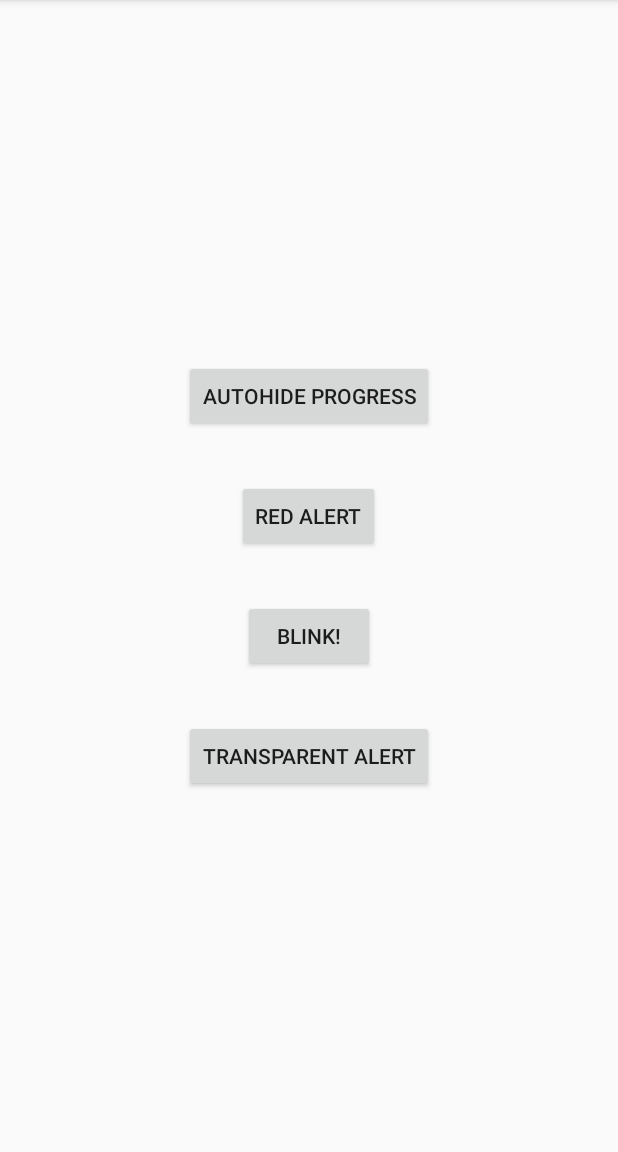
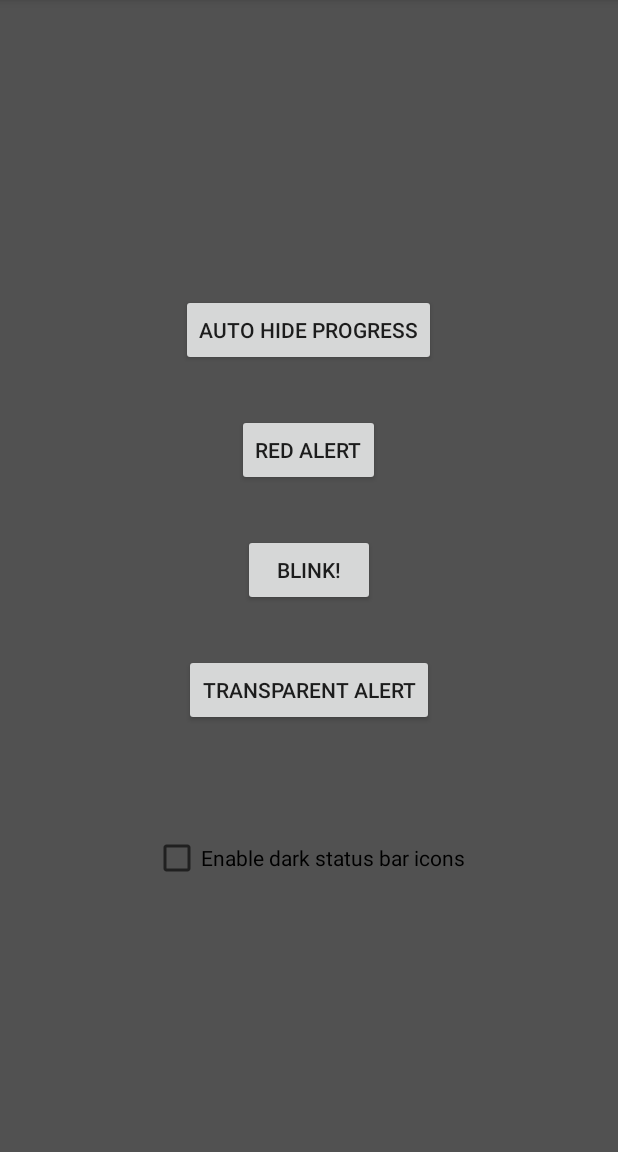
Before and after one commit to fede87/StatusBarAlert, an Android app: the screen it shows after launch (MainActivity), after a tap on "TRANSPARENT ALERT", on a phone screen of 412 x 824 dp, the part 84-1236 px from its top. Run offline under Robolectric (Android 15) with nearby library versions, the phone set to English and light mode, and no system bars; Roboto replaces fonts that are not available here; 2 statements that could not run were skipped.

Commit message:
Add showcase of change text and progress bar colors, add switch to test on api > 21 alert usage with  SYSTEM_UI_FLAG_LIGHT_STATUS_BAR

```diff
--- a/app/src/main/java/com/fede987/statusbaralert/app/MainActivity.kt
+++ b/app/src/main/java/com/fede987/statusbaralert/app/MainActivity.kt
@@ -1,13 +1,19 @@
 package com.fede987.statusbaralert.app
 
 import android.graphics.Typeface
-import androidx.appcompat.app.AppCompatActivity
+import android.os.Build
 import android.os.Bundle
 import android.os.Handler
+import android.view.View
 import android.widget.Toast
+import androidx.appcompat.app.AppCompatActivity
 import com.fede987.statusbaralert.StatusBarAlert
 import com.fede987.statusbaralert.StatusBarAlertView
-import kotlinx.android.synthetic.main.activity_main.*
+import kotlinx.android.synthetic.main.activity_main.button1
+import kotlinx.android.synthetic.main.activity_main.button2
+import kotlinx.android.synthetic.main.activity_main.button3
+import kotlinx.android.synthetic.main.activity_main.button4
+import kotlinx.android.synthetic.main.activity_main.dark_status_checkbox
 
 class MainActivity : AppCompatActivity() {
 
@@ -40,6 +46,12 @@ class MainActivity : AppCompatActivity() {
     }
 
     private fun setupButtons() {
+        if (Build.VERSION.SDK_INT >= Build.VERSION_CODES.M) {
+            dark_status_checkbox.setOnCheckedChangeListener { button, checked ->
+                if (checked) window.decorView.systemUiVisibility = window.decorView.systemUiVisibility or View.SYSTEM_UI_FLAG_LIGHT_STATUS_BAR
+                else window.decorView.systemUiVisibility = window.decorView.systemUiVisibility and View.SYSTEM_UI_FLAG_LIGHT_STATUS_BAR.inv()
+            }
+        } else dark_status_checkbox.visibility = View.GONE
 
         button1.setOnClickListener {
 
@@ -50,6 +62,8 @@ class MainActivity : AppCompatActivity() {
                     .withText("autohide!")
                     .withTypeface(typeface!!)
                     .withAlertColor(R.color.colorAccent)
+                    .withIndeterminateProgressBarColor(R.color.colorPrimary)
+                    .withTextColor(R.color.colorPrimary)
                     .build()
 
             handler.postDelayed({
@@ -78,6 +92,8 @@ class MainActivity : AppCompatActivity() {
                     .withText("RED ALERT!")
                     .withTypeface(typeface!!)
                     .withAlertColor(R.color.red)
+                    .withTextColor(R.color.colorPrimaryDark)
+                    .withIndeterminateProgressBarColor(R.color.colorPrimaryDark)
                     .build()
 
             handler.postDelayed({
@@ -92,26 +108,28 @@ class MainActivity : AppCompatActivity() {
             StatusBarAlert.Builder(
                     this@MainActivity)
                     .autoHide(true)
-                    .withDuration(100)
+                    .withDuration(400)
                     .showProgress(false)
                     .withText("BLINK!")
                     .withTypeface(typeface!!)
                     .withAlertColor(R.color.green)
+                    .withTextColor(R.color.colorAccent)
+                    .withIndeterminateProgressBarColor(R.color.colorAccent)
                     .build()
 
         }
 
         button4.setOnClickListener {
 
-            // transparent alert effect is achieved using default status bar background color
-
             StatusBarAlert.Builder(
                     this@MainActivity)
                     .autoHide(true)
-                    .withDuration(500)
+                    .withDuration(2000)
                     .showProgress(false)
                     .withText("transparent alert!")
-                    .withAlertColor(R.color.colorPrimaryDark)
+                    .withAlertColor(android.R.color.transparent)
+                    .withTextColor(R.color.colorAccent)
+                    .withIndeterminateProgressBarColor(R.color.colorAccent)
                     .withTypeface(typeface!!)
                     .build()
         }
--- a/app/src/main/res/layout/activity_main.xml
+++ b/app/src/main/res/layout/activity_main.xml
@@ -1,6 +1,7 @@
 <?xml version="1.0" encoding="utf-8"?>
 <androidx.constraintlayout.widget.ConstraintLayout xmlns:android="http://schemas.android.com/apk/res/android"
     android:layout_width="match_parent"
+    android:background="#515151"
     android:layout_height="match_parent">
 
     <LinearLayout
@@ -12,29 +13,36 @@
 
         <Button
             android:layout_margin="16dp"
-            android:text="Autohide progress"
+            android:text="@string/auto_hide_progress"
             android:id="@+id/button1"
             android:layout_width="wrap_content"
             android:layout_height="wrap_content" />
 
         <Button
             android:layout_margin="16dp"
-            android:text="Red alert"
+            android:text="@string/red_alert"
             android:id="@+id/button2"
             android:layout_width="wrap_content"
             android:layout_height="wrap_content" />
 
         <Button
             android:layout_margin="16dp"
-            android:text="BLINK!"
+            android:text="@string/blink"
             android:id="@+id/button3"
             android:layout_width="wrap_content"
             android:layout_height="wrap_content" />
 
         <Button
             android:layout_margin="16dp"
-            android:text="Transparent alert"
+            android:text="@string/transparent_alert"
             android:id="@+id/button4"
+            android:layout_width="wrap_content"
+            android:layout_height="wrap_content" />
+
+        <CheckBox
+            android:id="@+id/dark_status_checkbox"
+            android:text="@string/enable_dark_status_bar_icons"
+            android:layout_marginTop="56dp"
             android:layout_width="wrap_content"
             android:layout_height="wrap_content" />
 
--- a/app/src/main/res/values/strings.xml
+++ b/app/src/main/res/values/strings.xml
@@ -1,3 +1,9 @@
 <resources>
     <string name="app_name">StatusBarAlert</string>
+    <string name="enable_dark_status_bar_icons">Enable dark status bar icons</string>
+    <string name="enable_translucent_status_bar">Enable translucent status bar</string>
+    <string name="transparent_alert">Transparent alert</string>
+    <string name="blink">BLINK!</string>
+    <string name="red_alert">Red alert</string>
+    <string name="auto_hide_progress">Auto hide progress</string>
 </resources>
```
